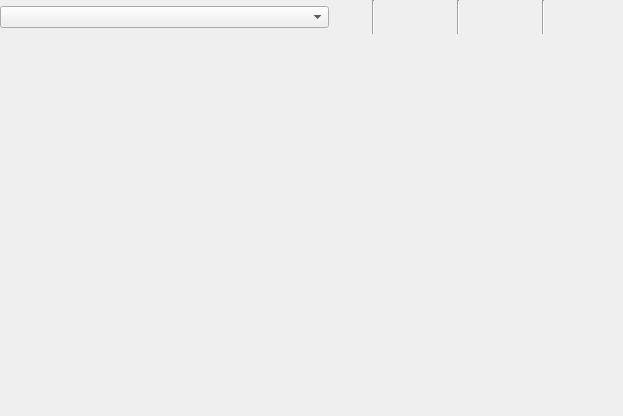
shine5402/KiraOtoToolbox, file src/toolBase/presetwidgetcontainer.ui: the form before one commit.
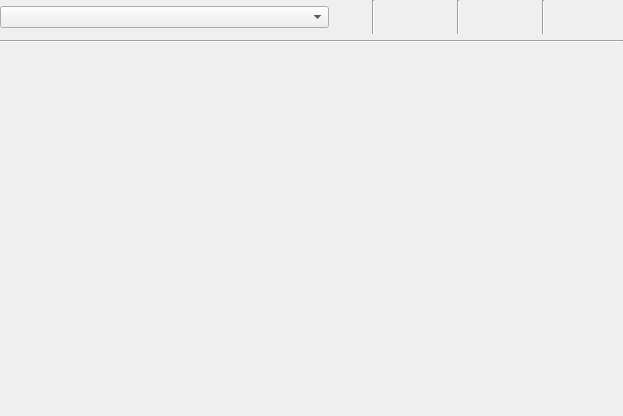
The form after the commit. Icons and pictures are not drawn.

Diff of the .ui file:
```diff
--- a/src/toolBase/presetwidgetcontainer.ui
+++ b/src/toolBase/presetwidgetcontainer.ui
@@ -222,6 +222,13 @@
      </item>
     </layout>
    </item>
+   <item>
+    <widget class="Line" name="line_4">
+     <property name="orientation">
+      <enum>Qt::Horizontal</enum>
+     </property>
+    </widget>
+   </item>
    <item>
     <widget class="QWidget" name="optionWidget" native="true">
      <property name="sizePolicy">
```
Left out of the diff: 18 changed lines with no effect on the pictures.
